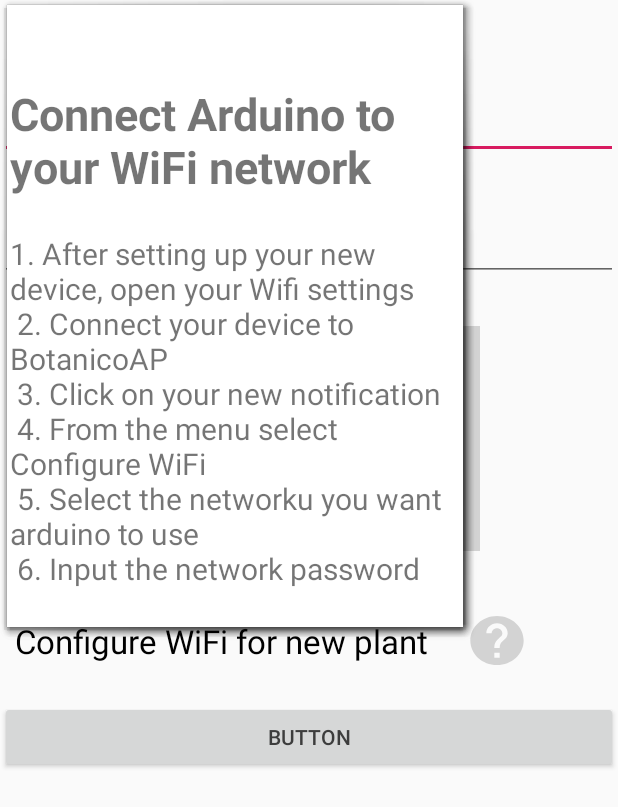
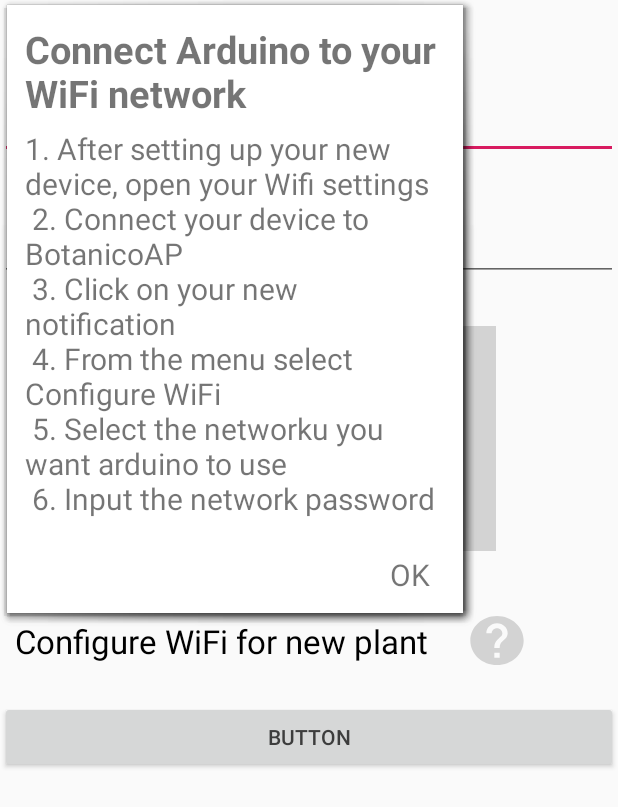
Before and after one commit to nperic1/Botanico, an Android app: the AddGardenActivity screen opened directly, with no data from a screen before it, after a tap on "Configure WiFi for new plant", on a phone screen of 412 x 824 dp. Shown: the top 807 px of the screen. Run offline under Robolectric (Android 15) with nearby library versions, the phone set to English and light mode, and no system bars; our stand-ins replace Firebase (no records; nobody signed in at launch, a user with empty details on screens opened directly).

Commit message:
Dodaj novi gumb za dodavanje novog vrta, poveži aktivnnosti, uredi pop-up
Dodan je i povezan floating action button na MainActivity za otvaranje AddGardenActivity-a, uređen je pop-up za konfiguraciju WiFi postavki

```diff
--- a/app/src/main/res/layout/activity_wifi_popup.xml
+++ b/app/src/main/res/layout/activity_wifi_popup.xml
@@ -4,7 +4,7 @@
     xmlns:tools="http://schemas.android.com/tools"
     android:layout_width="match_parent"
     android:layout_height="match_parent"
-    tools:context=".WifiPopUp">7
+    tools:context=".WifiPopUp">
 
     <LinearLayout xmlns:android="http://schemas.android.com/apk/res/android"
         android:id="@+id/content_frame"
@@ -14,27 +14,39 @@
 
         <TextView
             android:layout_width="300dp"
-            android:layout_height="100dp"
+            android:layout_height="80dp"
+            android:paddingTop="10dp"
+            android:paddingLeft="10dp"
+            android:paddingRight="10dp"
             android:layout_gravity="center"
-            android:layout_marginTop="50dp"
             android:background="#FFFFFF"
             android:text="@string/wifi_setup"
-            android:textSize="30dp"
+            android:textSize="25dp"
             android:textStyle="bold"
             >
-
-
-
         </TextView>
 
         <TextView
             android:layout_width="300dp"
             android:layout_height="wrap_content"
+            android:paddingLeft="10dp"
+            android:paddingRight="10dp"
             android:layout_gravity="center"
             android:background="#FFFFFF"
             android:text="@string/wifi_steps"
             android:textSize="20dp"
+            />
 
+        <TextView
+            android:layout_width="300dp"
+            android:layout_height="wrap_content"
+            android:layout_gravity="center"
+            android:textAlignment="textEnd"
+            android:paddingRight="20dp"
+            android:paddingBottom="10dp"
+            android:background="#FFFFFF"
+            android:text="OK"
+            android:textSize="20dp"
             />
 
 
--- a/app/src/main/res/layout/add_plant_fragment.xml
+++ b/app/src/main/res/layout/add_plant_fragment.xml
@@ -55,7 +55,7 @@
                     android:id="@+id/button_choose_image"
                     android:layout_width="250dp"
                     android:layout_height="150dp"
-                    android:layout_marginLeft="70dp"
+                    android:layout_gravity="center"
                     android:onClick="chooseImage"
                     android:scaleType="centerInside"
                     android:adjustViewBounds="true"
```
Also changed, not shown: app/src/main/java/hr/foi/air1817/botanico/MainActivity.java (+9 -0 lines), app/src/main/res/layout/plant_list_fragment.xml (+12 -0 lines).
